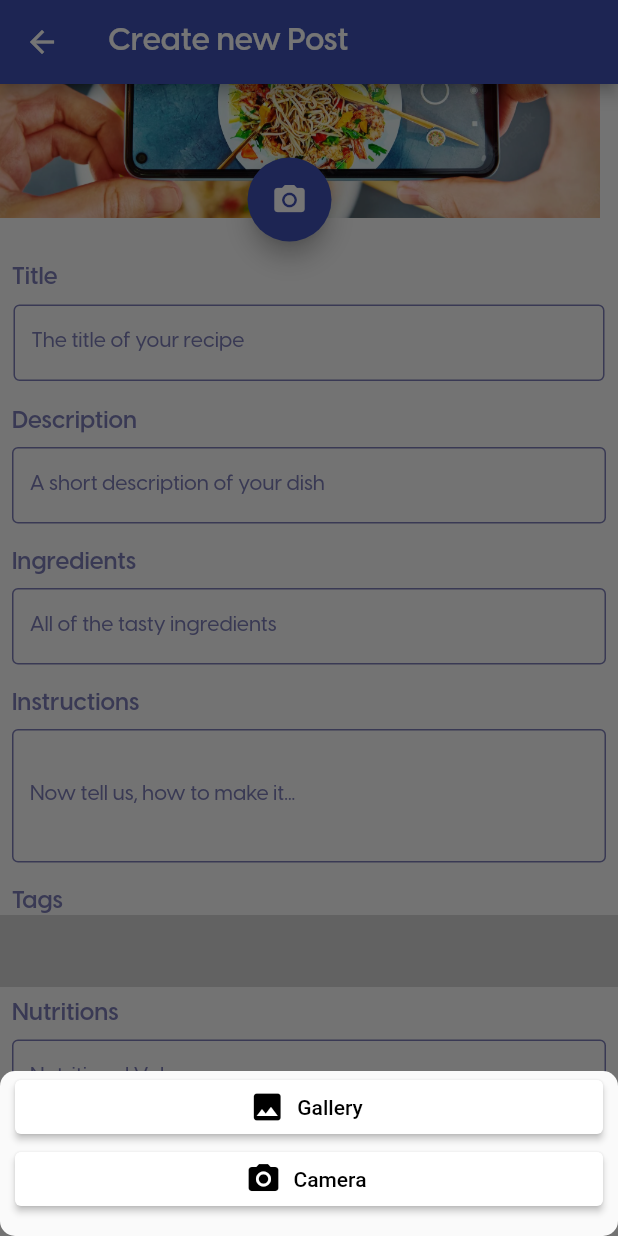
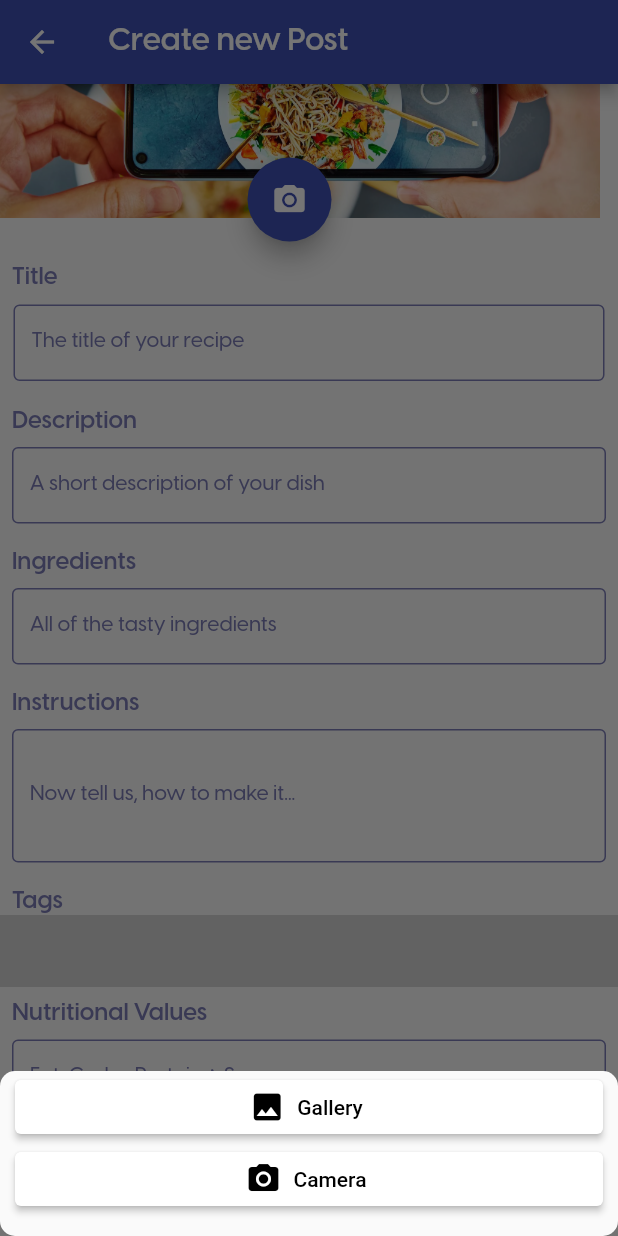
Before and after one commit to Fabian-Peter/mobile-app-dev, a Flutter app: the CreateRecipeScreen screen opened directly, scrolled down 71 dp, after a tap on the "camera alt" icon, on a phone screen of 412 x 824 dp. Run offline on Flutter 3.47's test engine with Material 2 defaults, Android fonts, the phone set to English and light mode, and no system bars; our stand-ins replace firebase_auth, firebase_core, firebase_database, firebase_storage, image_picker; missing offline and left inert: firebase_ui_auth, outline_search_bar, textfield_tags; accounts and stored records are empty; network calls fail; statements that could not run were skipped.

```diff
--- a/DiaBeatThis/lib/screens/createRecipe_screen.dart
+++ b/DiaBeatThis/lib/screens/createRecipe_screen.dart
@@ -33,7 +33,6 @@ class _CreateRecipeScreenState extends State<CreateRecipeScreen> {
   TextEditingController nutritionController = TextEditingController();
   late String name;
 
-
   static const List<String> _pickTags = <String>[
     'Hearty',
     'Dessert',
@@ -66,16 +65,13 @@ class _CreateRecipeScreenState extends State<CreateRecipeScreen> {
 
   Future<String> uploadPicture(File file) async {
     name = uuid.v1().toString();
-    var storeImage = firebase_storage.FirebaseStorage.instance.ref().child('image/$name');
+    var storeImage =
+        firebase_storage.FirebaseStorage.instance.ref().child('image/$name');
     firebase_storage.UploadTask task1 = storeImage.putFile(file);
-    String imageURL = await(await task1).ref.getDownloadURL();
+    String imageURL = await (await task1).ref.getDownloadURL();
     print(imageURL);
     return imageURL;
   }
-
-
-
-
 
   void _pictureEditBottomSheet(context) {
     showModalBottomSheet(
@@ -86,23 +82,23 @@ class _CreateRecipeScreenState extends State<CreateRecipeScreen> {
         builder: (BuildContext bc) {
           return Container(
               height: 110,
-              padding: EdgeInsets.only(left: 10, right: 10),
+              padding: const EdgeInsets.only(left: 10, right: 10),
               child: ListView(children: [
                 ElevatedButton.icon(
                   style: ElevatedButton.styleFrom(
                       backgroundColor: Colors.white,
                       foregroundColor: Colors.black),
-                  icon: Icon(Icons.image),
+                  icon: const Icon(Icons.image),
                   onPressed: () => pickImage(ImageSource.gallery),
-                  label: Text('Gallery'),
+                  label: const Text('Gallery'),
                 ),
                 ElevatedButton.icon(
                   style: ElevatedButton.styleFrom(
                       backgroundColor: Colors.white,
                       foregroundColor: Colors.black),
                   onPressed: () => pickImage(ImageSource.camera),
-                  icon: Icon(Icons.camera_alt),
-                  label: Text('Camera'),
+                  icon: const Icon(Icons.camera_alt),
+                  label: const Text('Camera'),
                 )
               ]));
         });
@@ -122,14 +118,12 @@ class _CreateRecipeScreenState extends State<CreateRecipeScreen> {
 
     return Scaffold(
       appBar: AppBar(
-        title: Text('Create new Post', style: HEADLINE_BOLD_WHITE),
+        title: const Text('Create new Post', style: HEADLINE_BOLD_WHITE),
       ),
       body: ListView(
         children: [
           if (image != null)
-            Stack(
-                clipBehavior: Clip.none,
-                children: [
+            Stack(clipBehavior: Clip.none, children: [
               Image.file(image!, height: 160, width: 400, fit: BoxFit.cover),
               Positioned(
                   top: 120,
@@ -145,10 +139,7 @@ class _CreateRecipeScreenState extends State<CreateRecipeScreen> {
                   )),
             ])
           else
-
-            Stack(
-                clipBehavior: Clip.none,
-                children: [
+            Stack(clipBehavior: Clip.none, children: [
               Image.asset('assets/images/recipeCamera.png',
                   height: 160, width: 400, fit: BoxFit.cover),
               Positioned(
@@ -168,7 +159,7 @@ class _CreateRecipeScreenState extends State<CreateRecipeScreen> {
           const SizedBox(
             height: 30,
           ),
-          Padding(
+          const Padding(
               padding: EdgeInsets.only(left: 8),
               child: Text("Title", style: POST_CAPTION_INDIGO_LIGHT)),
           Padding(
@@ -177,13 +168,15 @@ class _CreateRecipeScreenState extends State<CreateRecipeScreen> {
               controller: titleController,
               decoration: const InputDecoration(
                 labelText: 'The title of your recipe',
-                labelStyle: TextStyle(fontFamily: "VisbyMedium", fontSize: 14, color: COLOR_INDIGO_LIGHT),
+                labelStyle: TextStyle(
+                    fontFamily: "VisbyMedium",
+                    fontSize: 14,
+                    color: COLOR_INDIGO_LIGHT),
                 isDense: true,
                 enabledBorder: OutlineInputBorder(
                     borderSide: BorderSide(
                   color: COLOR_INDIGO_LIGHT,
-                    )
-                ),
+                )),
                 border: OutlineInputBorder(
                   borderSide: BorderSide(
                     color: COLOR_INDIGO_LIGHT,
@@ -193,7 +186,7 @@ class _CreateRecipeScreenState extends State<CreateRecipeScreen> {
               ),
             ),
           ),
-          Padding(
+          const Padding(
               padding: EdgeInsets.only(left: 8, top: 8),
               child: Text("Description", style: POST_CAPTION_INDIGO_LIGHT)),
           Padding(
@@ -204,13 +197,15 @@ class _CreateRecipeScreenState extends State<CreateRecipeScreen> {
               maxLines: null,
               decoration: const InputDecoration(
                 labelText: 'A short description of your dish',
-                labelStyle: TextStyle(fontFamily: "VisbyMedium", fontSize: 14, color: COLOR_INDIGO_LIGHT),
+                labelStyle: TextStyle(
+                    fontFamily: "VisbyMedium",
+                    fontSize: 14,
+                    color: COLOR_INDIGO_LIGHT),
                 isDense: true,
                 enabledBorder: OutlineInputBorder(
                     borderSide: BorderSide(
                   color: COLOR_INDIGO_LIGHT,
-                    )
-                ),
+                )),
                 border: OutlineInputBorder(
                   borderSide: BorderSide(
                     color: Colors.blue,
@@ -220,7 +215,7 @@ class _CreateRecipeScreenState extends State<CreateRecipeScreen> {
               ),
             ),
           ),
-          Padding(
+          const Padding(
               padding: EdgeInsets.only(left: 8, top: 8),
               child: Text("Ingredients", style: POST_CAPTION_INDIGO_LIGHT)),
           Padding(
@@ -230,13 +225,15 @@ class _CreateRecipeScreenState extends State<CreateRecipeScreen> {
               keyboardType: TextInputType.multiline,
               decoration: const InputDecoration(
                 labelText: 'All of the tasty ingredients',
-                labelStyle: TextStyle(fontFamily: "VisbyMedium", fontSize: 14, color: COLOR_INDIGO_LIGHT),
+                labelStyle: TextStyle(
+                    fontFamily: "VisbyMedium",
+                    fontSize: 14,
+                    color: COLOR_INDIGO_LIGHT),
                 isDense: true,
                 enabledBorder: OutlineInputBorder(
                     borderSide: BorderSide(
                   color: COLOR_INDIGO_LIGHT,
-                    )
-                ),
+                )),
                 border: OutlineInputBorder(
                   borderSide: BorderSide(
                     color: COLOR_INDIGO_LIGHT,
@@ -246,7 +243,7 @@ class _CreateRecipeScreenState extends State<CreateRecipeScreen> {
               ),
             ),
           ),
-          Padding(
+          const Padding(
               padding: EdgeInsets.only(left: 8, top: 8),
               child: Text("Instructions", style: POST_CAPTION_INDIGO_LIGHT)),
           Padding(
@@ -258,13 +255,15 @@ class _CreateRecipeScreenState extends State<CreateRecipeScreen> {
               maxLines: null,
               decoration: const InputDecoration(
                 labelText: 'Now tell us, how to make it...',
-                labelStyle: TextStyle(fontFamily: "VisbyMedium", fontSize: 14, color: COLOR_INDIGO_LIGHT),
+                labelStyle: TextStyle(
+                    fontFamily: "VisbyMedium",
+                    fontSize: 14,
+                    color: COLOR_INDIGO_LIGHT),
                 isDense: true,
                 enabledBorder: OutlineInputBorder(
                     borderSide: BorderSide(
                   color: COLOR_INDIGO_LIGHT,
-                  )
-                ),
+                )),
                 border: OutlineInputBorder(
                   borderSide: BorderSide(
                     color: COLOR_INDIGO_LIGHT,
@@ -274,7 +273,7 @@ class _CreateRecipeScreenState extends State<CreateRecipeScreen> {
               ),
             ),
           ),
-          Padding(
+          const Padding(
               padding: EdgeInsets.only(left: 8, top: 8),
               child: Text("Tags", style: POST_CAPTION_INDIGO_LIGHT)),
           TextFieldTags(
@@ -300,11 +299,10 @@ class _CreateRecipeScreenState extends State<CreateRecipeScreen> {
                     focusNode: fn,
                     decoration: InputDecoration(
                       isDense: true,
-                      enabledBorder: OutlineInputBorder(
+                      enabledBorder: const OutlineInputBorder(
                           borderSide: BorderSide(
                         color: COLOR_INDIGO_LIGHT,
-                          )
-                      ),
+                      )),
                       border: const OutlineInputBorder(
                         borderSide: BorderSide(
                           color: COLOR_INDIGO_LIGHT,
@@ -320,10 +318,12 @@ class _CreateRecipeScreenState extends State<CreateRecipeScreen> {
                       helperText:
                           'Some tags to help the hungry find your recipe',
                       helperStyle: const TextStyle(
-                        color: COLOR_INDIGO, fontFamily: "VisbyMedium"
-                      ),
+                          color: COLOR_INDIGO, fontFamily: "VisbyMedium"),
                       labelText: 'Enter tags',
-                      labelStyle: TextStyle(fontFamily: "VisbyMedium", fontSize: 14, color: COLOR_INDIGO_LIGHT),
+                      labelStyle: const TextStyle(
+                          fontFamily: "VisbyMedium",
+                          fontSize: 14,
+                          color: COLOR_INDIGO_LIGHT),
                       errorText: error,
                       prefixIcon: tags.isNotEmpty
                           ? SingleChildScrollView(
@@ -381,23 +381,26 @@ class _CreateRecipeScreenState extends State<CreateRecipeScreen> {
               });
             },
           ),
-          Padding(
+          const Padding(
               padding: EdgeInsets.only(left: 8, top: 8),
-              child: Text("Nutritions", style: POST_CAPTION_INDIGO_LIGHT)),
+              child:
+                  Text("Nutritional Values", style: POST_CAPTION_INDIGO_LIGHT)),
           Padding(
             padding: const EdgeInsets.all(8.0),
             child: TextFormField(
               controller: nutritionController,
               keyboardType: TextInputType.multiline,
               decoration: const InputDecoration(
-                labelText: 'Nutritional Values',
-                labelStyle: TextStyle(fontFamily: "VisbyMedium", fontSize: 14, color: COLOR_INDIGO_LIGHT),
+                labelText: 'Fat, Carbs, Protein & Sugar',
+                labelStyle: TextStyle(
+                    fontFamily: "VisbyMedium",
+                    fontSize: 14,
+                    color: COLOR_INDIGO_LIGHT),
                 isDense: true,
                 enabledBorder: OutlineInputBorder(
                     borderSide: BorderSide(
                   color: COLOR_INDIGO_LIGHT,
-                    )
-                ),
+                )),
                 border: OutlineInputBorder(
                   borderSide: BorderSide(
                     color: COLOR_INDIGO_LIGHT,
@@ -408,12 +411,12 @@ class _CreateRecipeScreenState extends State<CreateRecipeScreen> {
             ),
           ),
           Padding(
-              padding: EdgeInsets.only(left: 10, right: 10, bottom: 10, top: 14),
+              padding: const EdgeInsets.only(
+                  left: 10, right: 10, bottom: 10, top: 14),
               child: ElevatedButton(
                   onPressed: () async {
                     //TODO add loading animation
                     String imageURL = await uploadPicture(image!);
-
 
                     List<String>? tagList = tagsController.getTags;
                     List<String>? reactions;
@@ -443,7 +446,9 @@ class _CreateRecipeScreenState extends State<CreateRecipeScreen> {
                     Navigator.push(context,
                         MaterialPageRoute(builder: (context) => HomeScreen()));
                   },
-                  child: Text('Post', style: TextStyle(fontFamily: "VisbyDemiBold", fontSize: 18))))
+                  child: const Text('Post',
+                      style: TextStyle(
+                          fontFamily: "VisbyDemiBold", fontSize: 18))))
         ],
       ),
     );
```
Also changed, not shown: DiaBeatThis/lib/screens/home_screen.dart (+60 -23 lines), DiaBeatThis/lib/screens/post_screen.dart (+33 -17 lines). Lines whose indentation alone changed are shown as unchanged.
